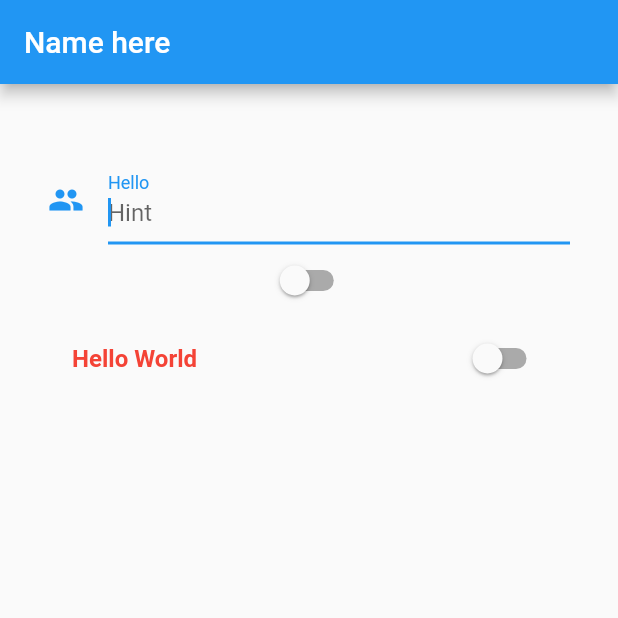
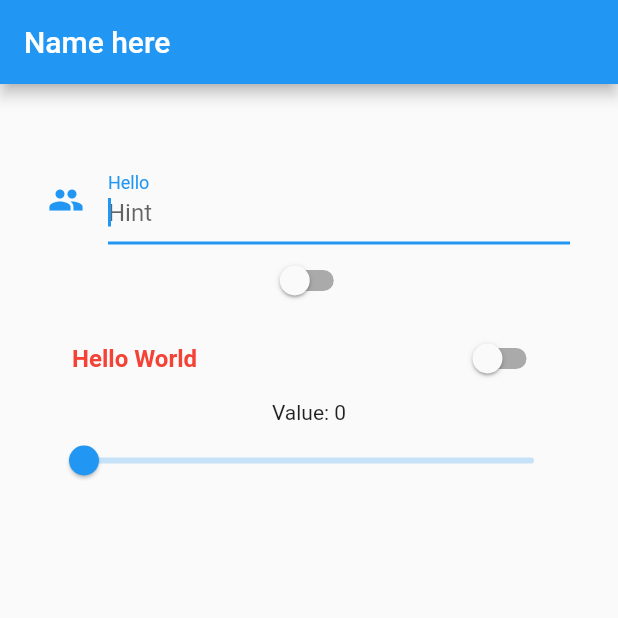
Before and after one commit to RandilCPiumantha/flutter-demo, a Flutter app: the screen it shows after launch, on a phone screen of 412 x 824 dp, the top half of it. Run offline on Flutter 3.47's test engine with Material 2 defaults, Android fonts, the phone set to English and light mode, and no system bars.

Commit message:
add Slider

```diff
--- a/lib/main.dart
+++ b/lib/main.dart
@@ -16,6 +16,12 @@ class MyApp extends StatefulWidget{
 class _State extends State<MyApp>{
 
   String _value = " ";
+  double _slider = 0.0;
+
+
+  void _setValue(double _value) => setState(() => _slider = _value);
+
+
   int _num1 = 0;
   bool _value1 = false;
   bool _value2 = false;
@@ -114,11 +120,13 @@ class _State extends State<MyApp>{
                 onSubmitted: _onSubmit,
               ),
               new Switch(value:_value1, onChanged:_onChanged1),
-            new SwitchListTile(
+              new SwitchListTile(
                 value:_value2,
                 onChanged:_onChanged2,
                 title: new Text("Hello World", style: new TextStyle(fontWeight:FontWeight.bold,color: Colors.red)),
-            )
+            ),
+            new Text("Value: ${(_slider * 100).round()}"),
+            new Slider(value:_slider, onChanged:_setValue)
             // new Checkbox(value:_value1, onChanged:_value1Changed),
             //   new CheckboxListTile(
             //       value:_value2,
```
